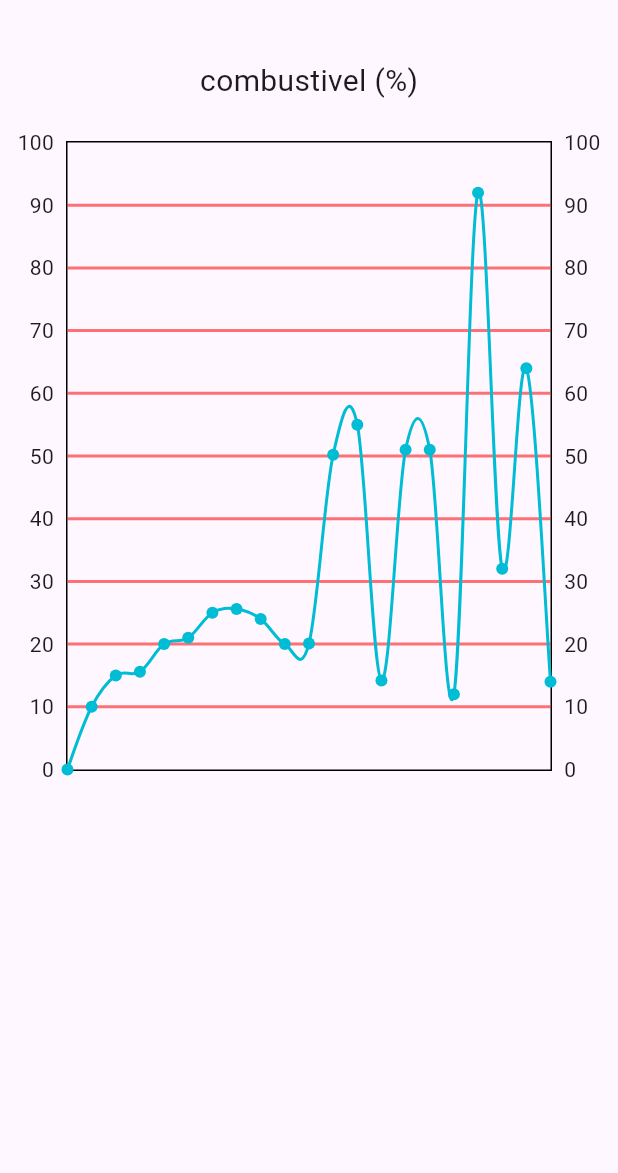
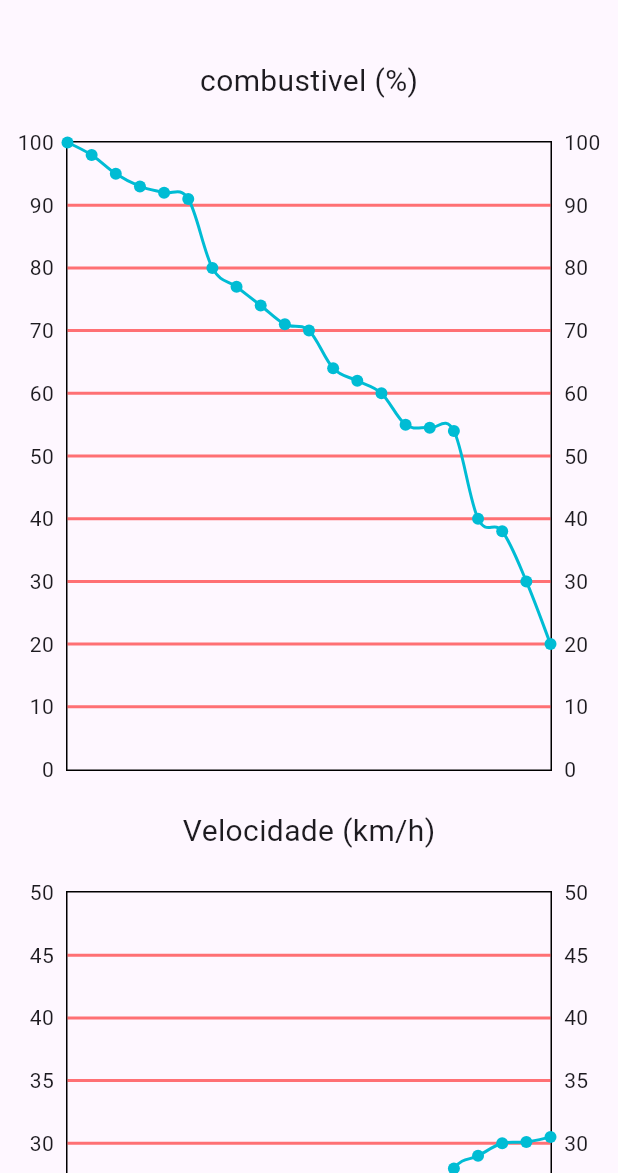
Before and after one commit to bajaunicamp/Telemetria_Flutter, a Flutter app: the Telemetria screen opened by its route, on a phone screen of 412 x 824 dp, the part 63-1236 px from its top. Run offline on Flutter 3.47's test engine with Material 3 defaults, Android fonts, the phone set to English and light mode, and no system bars; drawn by our look-alikes of fl_chart.

Commit message:
n lembro oq eu mudei

```diff
--- a/lib/main.dart
+++ b/lib/main.dart
@@ -188,15 +188,14 @@ class _MainAppState extends State<MainApp> {
 
         List<String> splitResponse = serverResponse.split(" ");
         // Se for uma resposta de GPS
-        if (splitResponse[0].compareTo("[GPS]") == 0){
-          print("Dados do GPS recebidos");
+        if (splitResponse[0].compareTo("[VELOCIDADE]") == 0){
+          print("Dados de velocidade recebidos");
+          Dados.inserirDado(Dados.velocidade, double.parse(splitResponse[1]));
         }
         // Se for uma resposta do Combustível
         else if (splitResponse[0].compareTo("[COMBUSTIVEL]") == 0){
           print("Dados do combustível recebidos");
-          setState(() {
-              Dados.inserirDado(Dados.combustivel, double.parse(splitResponse[1]));
-          });
+          Dados.inserirDado(Dados.combustivel, double.parse(splitResponse[1]));
         }
         // Se não for nenhuma das respostas esperadas, apenas imprimí-la
         else {
--- a/lib/pages/telemetria.dart
+++ b/lib/pages/telemetria.dart
@@ -1,4 +1,6 @@
 // ignore_for_file: prefer_const_constructors, avoid_print
+
+import 'dart:async';
 
 import 'package:flutter/material.dart';
 import 'package:fl_chart/fl_chart.dart';
@@ -56,6 +58,22 @@ class Telemetria extends StatefulWidget {
 }
 
 class _TelemetriaState extends State<Telemetria> {
+  double seconds = 0;
+
+  // Sou incapaz de atualizar esse widget assim que o dados chegam
+  // Já gastei 2h30 tentando fazer isso e não consegui, portanto
+  // vou criar um timer pra atualizar a cada 1 segundo
+  @override
+  void initState(){
+    super.initState();
+
+    Timer.periodic(Duration(seconds: 1), (Timer t) {
+       setState(() {
+         Dados.inserirDado(Dados.combustivel, seconds);
+         seconds++;
+       });
+     });
+  }
 
   @override
   Widget build(BuildContext context) {
@@ -68,6 +86,10 @@ class _TelemetriaState extends State<Telemetria> {
           SizedBox(
             height: 500,
             child: Dados.combustivel
+          ),
+          SizedBox(
+            height: 500,
+            child: Dados.velocidade
           ),
         ],
       )
@@ -107,27 +129,52 @@ class Dados{
     "combustivel (%)",
     0, 100,
     [
+      FlSpot(0, 100),
+      FlSpot(1, 98),
+      FlSpot(2, 95),
+      FlSpot(3, 93),
+      FlSpot(4, 92),
+      FlSpot(5, 91),
+      FlSpot(6, 80),
+      FlSpot(7, 77),
+      FlSpot(8, 74),
+      FlSpot(9, 71),
+      FlSpot(10,70),
+      FlSpot(11, 64),
+      FlSpot(12, 62),
+      FlSpot(13, 60),
+      FlSpot(14, 55),
+      FlSpot(15, 54.5),
+      FlSpot(16, 54),
+      FlSpot(17, 40),
+      FlSpot(18, 38),
+      FlSpot(19, 30),
+      FlSpot(20, 20),
+    ]
+  );
+
+  static LineChart velocidade = criarGrafico("Velocidade (km/h)", 0, 50,
+  [
       FlSpot(0, 0),
       FlSpot(1, 10),
-      FlSpot(2, 15),
-      FlSpot(3, 15.6),
-      FlSpot(4, 20),
-      FlSpot(5, 21),
-      FlSpot(6, 25),
-      FlSpot(7, 25.6),
-      FlSpot(8, 24),
-      FlSpot(9, 20),
-      FlSpot(10, 20.1),
-      FlSpot(11, 50.2),
-      FlSpot(12, 55),
-      FlSpot(13, 14.2),
-      FlSpot(14, 51),
-      FlSpot(15, 51),
-      FlSpot(16, 12),
-      FlSpot(17, 92),
-      FlSpot(18, 32),
-      FlSpot(19, 64),
-      FlSpot(20, 14),
-    ]
-  );
+      FlSpot(2, 10.5),
+      FlSpot(3, 11),
+      FlSpot(4, 11.89),
+      FlSpot(5, 12),
+      FlSpot(6, 12),
+      FlSpot(7, 12),
+      FlSpot(8, 12.5),
+      FlSpot(9, 12.9),
+      FlSpot(10,13),
+      FlSpot(11,14),
+      FlSpot(12,15),
+      FlSpot(13,18),
+      FlSpot(14,20),
+      FlSpot(15,24),
+      FlSpot(16,28),
+      FlSpot(17,29),
+      FlSpot(18,30),
+      FlSpot(19,30.1),
+      FlSpot(20,30.5),
+  ]);
 }
```
